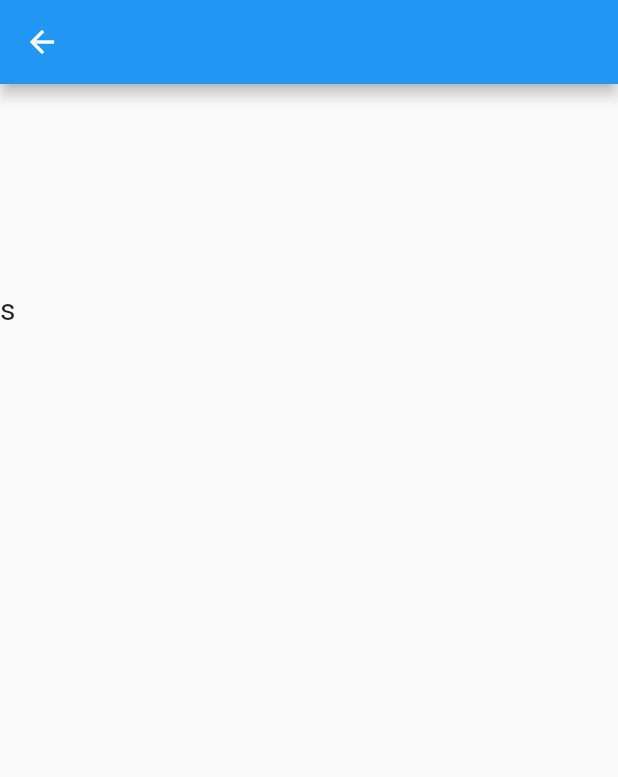
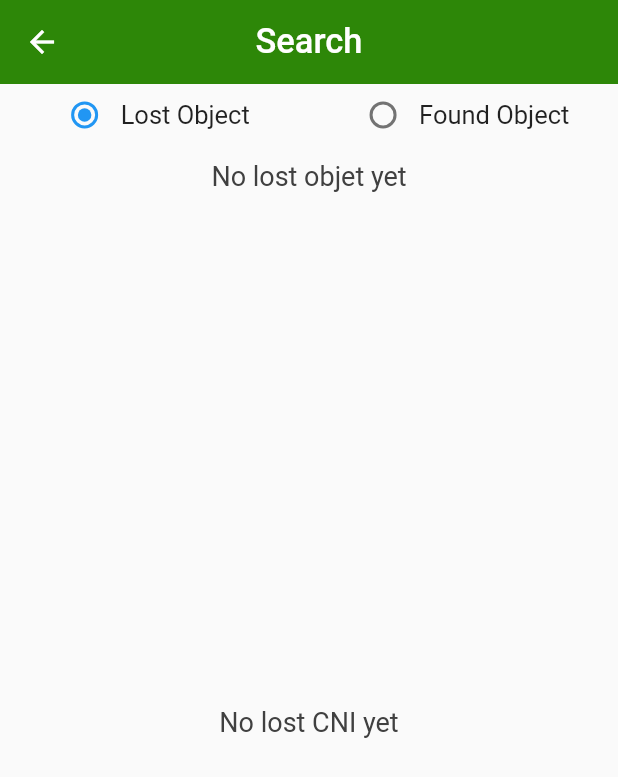
Before and after one commit to Brughth/Lost-and-found, a Flutter app: the HomePage screen opened directly, after a tap on the "search" icon, on a phone screen of 412 x 824 dp. Shown: the top 777 px of the screen. Run offline on Flutter 3.47's test engine with Material 2 defaults, Android fonts, the light colour scheme and no system bars; our stand-ins replace animated_text_kit, bloc, cloud_firestore, firebase_auth, firebase_core, firebase_messaging and 6 more; accounts and stored records are empty.

Commit message:
search page

```diff
--- a/lib/home_page.dart
+++ b/lib/home_page.dart
@@ -3,7 +3,7 @@ import 'package:lost_and_found/src/chat/home_chat_page.dart';
 import 'package:lost_and_found/src/chat/notification_service.dart';
 import 'package:lost_and_found/src/pages/found_objet_page.dart';
 import 'package:lost_and_found/src/pages/lost_objet_page.dart';
-import 'package:lost_and_found/src/pages/test_page.dart';
+import 'package:lost_and_found/src/pages/search_page.dart';
 import 'package:lost_and_found/src/pages/user_page.dart';
 import 'package:lost_and_found/src/utils/app_colors.dart';
 
@@ -55,7 +55,7 @@ class _HomePageState extends State<HomePage> with TickerProviderStateMixin {
             splashColor: const Color(0xFFffb421),
             onPressed: () {
               Navigator.of(context).push(
-                  MaterialPageRoute(builder: (context) => const TestPage()));
+                  MaterialPageRoute(builder: (context) => const SearchPage()));
             },
             icon: Icon(
               Icons.search,
--- a/lib/src/authentification/pages/sign_in_page.dart
+++ b/lib/src/authentification/pages/sign_in_page.dart
@@ -170,6 +170,9 @@ class _SignInPageState extends State<SignInPage> {
                       ],
                     ),
                   ),
+                  SizedBox(
+                    height: screemHeight * .01,
+                  ),
                   RichText(
                     textAlign: TextAlign.end,
                     text: TextSpan(
--- a/lib/src/authentification/pages/sign_up_page.dart
+++ b/lib/src/authentification/pages/sign_up_page.dart
@@ -188,6 +188,9 @@ class _SignUpPageState extends State<SignUpPage> {
                       ],
                     ),
                   ),
+                  SizedBox(
+                    height: screemHeight * .01,
+                  ),
                   RichText(
                     textAlign: TextAlign.end,
                     text: TextSpan(
--- a/lib/src/pages/found_objet_page.dart
+++ b/lib/src/pages/found_objet_page.dart
@@ -95,44 +95,19 @@ class _FoundObjetPageState extends State<FoundObjetPage>
                         );
                       },
                       itemBuilder: (context, index) {
-                        var objet = data[index];
-                        var userStream = FirebaseFirestore.instance
-                            .collection("users")
-                            .doc("${objet['user_id']}")
-                            .snapshots();
-                        return StreamBuilder<DocumentSnapshot>(
-                            stream: userStream,
-                            builder: (BuildContext context,
-                                AsyncSnapshot<DocumentSnapshot> snapshot) {
-                              if (!snapshot.hasData) {
-                                return const Center(
-                                    child: CircularProgressIndicator());
-                              }
-                              if (snapshot.hasError) {
-                                return Center(
-                                  child: Text(
-                                    "${snapshot.error}",
-                                    style: const TextStyle(
-                                      color: Colors.red,
-                                    ),
-                                  ),
-                                );
-                              }
+                        var object = data[index];
 
-                              var user =
-                                  snapshot.data!.data() as Map<String, dynamic>;
-                              return ObjetWidget(
-                                title: "${objet['title']}",
-                                description: "${objet['description']}",
-                                image: "${objet['image']}",
-                                createAd: "${objet['createdAt']}",
-                                userImage: "${user['photo_url']}",
-                                usersubname: "${user['subname']}",
-                                userId: "${objet['user_id']}",
-                                username: "${user['name']}",
-                                isLost: false,
-                              );
-                            });
+                        return ObjetWidget(
+                          title: object['title'],
+                          description: object['description'],
+                          image: object['image'],
+                          userId: object['user_id'],
+                          userImage: object['user_photo'],
+                          username: object['user_name'],
+                          createAd: object['createdAt'],
+                          usersubname: object['user_subname'],
+                          isLost: false,
+                        );
                       },
                     );
                   }
--- a/lib/src/pages/lost_objet_page.dart
+++ b/lib/src/pages/lost_objet_page.dart
@@ -14,7 +14,7 @@ class LostObjePage extends StatefulWidget {
 class _LostObjePageState extends State<LostObjePage>
     with AutomaticKeepAliveClientMixin {
   late List<QueryDocumentSnapshot> data;
-  int limit = 4;
+  int limit = 5;
   bool hasMore = false;
   bool isLoading = false;
   final int incrementLimit = 4;
--- /dev/null
+++ b/lib/src/pages/search_page.dart
@@ -0,0 +1,296 @@
+import 'package:cloud_firestore/cloud_firestore.dart';
+import 'package:flutter/material.dart';
+import 'package:lost_and_found/src/utils/app_colors.dart';
+import 'package:lost_and_found/src/widget/objet_widget.dart';
+
+class SearchPage extends StatefulWidget {
+  const SearchPage({Key? key}) : super(key: key);
+
+  @override
+  _SearchPageState createState() => _SearchPageState();
+}
+
+class _SearchPageState extends State<SearchPage>
+    with AutomaticKeepAliveClientMixin {
+  late Stream<QuerySnapshot<Map<String, dynamic>>> categoriesStream;
+  bool isLost = true;
+  String selectedCategory = "1";
+  String currentObject = "CNI";
+  @override
+  void initState() {
+    categoriesStream =
+        FirebaseFirestore.instance.collection("categories").snapshots();
+
+    super.initState();
+  }
+
+  @override
+  Widget build(BuildContext context) {
+    double screenHeight = MediaQuery.of(context).size.height;
+    double screenWidth = MediaQuery.of(context).size.width;
+    return Scaffold(
+      appBar: AppBar(
+        backgroundColor: AppColors.primary,
+        centerTitle: true,
+        elevation: 0,
+        title: const Text(
+          "Search",
+          style: TextStyle(
+            color: Colors.white,
+            fontWeight: FontWeight.w500,
+            fontSize: 23,
+          ),
+        ),
+      ),
+      body: Column(
+        children: [
+          SizedBox(
+            width: screenWidth,
+            height: screenHeight * .05,
+            child: Row(
+              mainAxisAlignment: MainAxisAlignment.spaceAround,
+              children: [
+                Row(
+                  children: [
+                    Radio<bool>(
+                      value: true,
+                      groupValue: isLost,
+                      onChanged: (value) {
+                        print(value);
+                        if (isLost != true) {
+                          setState(() {
+                            isLost = value!;
+                          });
+                        }
+                      },
+                    ),
+                    const Text(
+                      "Lost Object",
+                      style: TextStyle(
+                        fontSize: 17,
+                        fontWeight: FontWeight.w400,
+                      ),
+                    ),
+                  ],
+                ),
+                Row(
+                  children: [
+                    Radio<bool>(
+                      value: false,
+                      groupValue: isLost,
+                      onChanged: (value) {
+                        print(value);
+                        if (isLost != false) {
+                          setState(() {
+                            isLost = value!;
+                          });
+                        }
+                      },
+                    ),
+                    const Text(
+                      "Found Object",
+                      style: TextStyle(
+                        fontSize: 17,
+                        fontWeight: FontWeight.w400,
+                      ),
+                    ),
+                  ],
+                )
+              ],
+            ),
+          ),
+          SizedBox(
+            width: screenWidth,
+            height: screenHeight * .05,
+            child: Row(
+              children: [
+                Expanded(
+                  child: StreamBuilder(
+                    stream: categoriesStream,
+                    builder: (BuildContext context, AsyncSnapshot snapshot) {
+                      if (!snapshot.hasData) {
+                        return const Center(child: CircularProgressIndicator());
+                      }
+                      if (snapshot.hasError) {
+                        return Text("${snapshot.error}");
+                      }
+
+                      if (snapshot.hasData) {
+                        if (snapshot.data!.size == 0) {
+                          return const Padding(
+                            padding: EdgeInsets.all(8.0),
+                            child: Center(
+                              child: Text(
+                                "No lost objet yet",
+                                style: TextStyle(
+                                  color: AppColors.primaryText,
+                                  fontSize: 18,
+                                ),
+                              ),
+                            ),
+                          );
+                        } else {
+                          List<QueryDocumentSnapshot<Object?>> cats =
+                              snapshot.data!.docs;
+
+                          return ListView(
+                            scrollDirection: Axis.horizontal,
+                            children: cats.map((cat) {
+                              return GestureDetector(
+                                onTap: () {
+                                  selectedCategory = cat['id'];
+                                  currentObject = cat['title'];
+                                  setState(() {});
+                                  print(cat['id']);
+                                },
+                                child: Padding(
+                                  padding: const EdgeInsets.symmetric(
+                                      horizontal: 5.0),
+                                  child: Chip(
+                                    backgroundColor:
+                                        selectedCategory == cat['id']
+                                            ? AppColors.primary
+                                            : null,
+                                    label: Text(
+                                      cat['title'],
+                                      style: TextStyle(
+                                        color: selectedCategory == cat['id']
+                                            ? Colors.white
+                                            : AppColors.primaryText,
+                                      ),
+                                    ),
+                                  ),
+                                ),
+                              );
+                            }).toList(),
+                          );
+                        }
+                      }
+                      return Container();
+                    },
+                  ),
+                )
+              ],
+            ),
+          ),
+          Expanded(
+            child: StreamBuilder<QuerySnapshot>(
+              stream: isLost
+                  ? FirebaseFirestore.instance
+                      .collection("lost_objet")
+                      .orderBy("createdAt", descending: true)
+                      .where("category_id", isEqualTo: selectedCategory)
+                      .snapshots()
+                  : FirebaseFirestore.instance
+                      .collection("found_objet")
+                      .orderBy("createdAt", descending: true)
+                      .where("category_id", isEqualTo: selectedCategory)
+                      .snapshots(),
+              builder: ((BuildContext context,
+                  AsyncSnapshot<QuerySnapshot> snapshot) {
+                if (!snapshot.hasData) {
+                  return const Center(child: CircularProgressIndicator());
+                }
+                if (snapshot.hasError) {
+                  return Center(
+                    child: Text(
+                      "${snapshot.error}",
+                      style: const TextStyle(
+                        color: Colors.red,
+                      ),
+                    ),
+                  );
+                }
+
+                if (snapshot.hasData) {
+                  var data = snapshot.data!.docs;
+
+                  if (snapshot.data!.size == 0) {
+                    return Padding(
+                      padding: const EdgeInsets.all(8.0),
+                      child: Center(
+                        child: isLost
+                            ? Text(
+                                "No lost $currentObject yet",
+                                style: const TextStyle(
+                                  color: AppColors.primaryText,
+                                  fontSize: 18,
+                                ),
+                              )
+                            : Text(
+                                "No Fount $currentObject yet",
+                                style: const TextStyle(
+                                  color: AppColors.primaryText,
+                                  fontSize: 18,
+                                ),
+                              ),
+                      ),
+                    );
+                  } else {
+                    return ListView.separated(
+                      //controller: scrollController,
+                      itemCount: snapshot.data!.size,
+                      separatorBuilder: (context, index) {
+                        return Container(
+                          height: screenHeight * 0.01,
+                          decoration:
+                              const BoxDecoration(color: AppColors.grayScale),
+                        );
+                      },
+                      itemBuilder: (context, index) {
+                        var object = data[index];
+
+                        return ObjetWidget(
+                          title: object['title'],
+                          description: object['description'],
+                          image: object['image'],
+                          userId: object['user_id'],
+                          userImage: object['user_photo'],
+                          username: object['user_name'],
+                          createAd: object['createdAt'],
+                          usersubname: object['user_subname'],
+                          isLost: true,
+                        );
+                      },
+                    );
+                  }
+                }
+
+                return Container();
+              }),
+            ),
+          )
+        ],
+      ),
+    );
+  }
+
+  @override
+  bool get wantKeepAlive => true;
+}
+
+
+// DropdownButtonFormField<String>(
+//                               onChanged: (value) {
+//                                 selectedCategory ??= {};
+//                                 selectedCategory!['id'] = value;
+//                                 print(value);
+//                                 setState(() {});
+//                               },
+//                               hint: const Text("selected category"),
+//                               validator: (value) {
+//                                 if (value == null) {
+//                                   return "Please Select a category";
+//                                 }
+//                                 return null;
+//                               },
+//                               value: selectedCategory!['id'],
+//                               items: cats.map((d) {
+//                                 var cat = d.data()! as Map<String, dynamic>;
+//                                 cat['id'] = d.id;
+//                                 return DropdownMenuItem<String>(
+//                                   child: Text("${cat['title']}"),
+//                                   value: cat['id'],
+//                                 );
+//                               }).toList(),
+//                             );
--- a/lib/src/pages/test_page.dart
+++ /dev/null
@@ -1,78 +0,0 @@
-import 'package:flutter/material.dart';
-import 'package:flutter_bloc/flutter_bloc.dart';
-import 'package:lost_and_found/src/authentification/cubit/user_cubit.dart';
-
-class TestPage extends StatefulWidget {
-  const TestPage({Key? key}) : super(key: key);
-
-  @override
-  _TestPageState createState() => _TestPageState();
-}
-
-class _TestPageState extends State<TestPage> {
-  @override
-  Widget build(BuildContext context) {
-    return BlocBuilder<UserCubit, UserState>(
-      builder: (context, state) {
-        if (state.user == null) {
-          context.read<UserCubit>().getAuthenticatedUser("s");
-          return const Center(child: CircularProgressIndicator());
-        }
-
-        if (state.user != null) {
-          return Scaffold(
-            appBar: AppBar(),
-            body: Column(
-              children: [
-                Text(
-                  state.user!.email,
-                  style: const TextStyle(
-                    fontSize: 20,
-                  ),
-                ),
-                Text(
-                  state.user!.name,
-                  style: const TextStyle(
-                    fontSize: 20,
-                  ),
-                ),
-                Text(
-                  state.user!.subname!,
-                  style: const TextStyle(
-                    fontSize: 20,
-                  ),
-                ),
-                Text(
-                  state.user!.token!,
-                  style: const TextStyle(
-                    fontSize: 20,
-                  ),
-                ),
-                Text(
-                  state.user!.tel,
-                  style: const TextStyle(
-                    fontSize: 20,
-                  ),
-                ),
-                Text(
-                  state.user!.photoUrl!,
-                  style: const TextStyle(
-                    fontSize: 20,
-                  ),
-                ),
-                Text(
-                  state.user!.uid,
-                  style: const TextStyle(
-                    fontSize: 20,
-                  ),
-                ),
-              ],
-            ),
-          );
-        }
-
-        return Container();
-      },
-    );
-  }
-}
```
Also changed, not shown: lib/src/chat/home_chat_page.dart (+5 -4 lines), lib/src/pages/add_found_objet_page.dart (+5 -16 lines), lib/src/pages/add_lost_objet_page.dart (+6 -22 lines).
